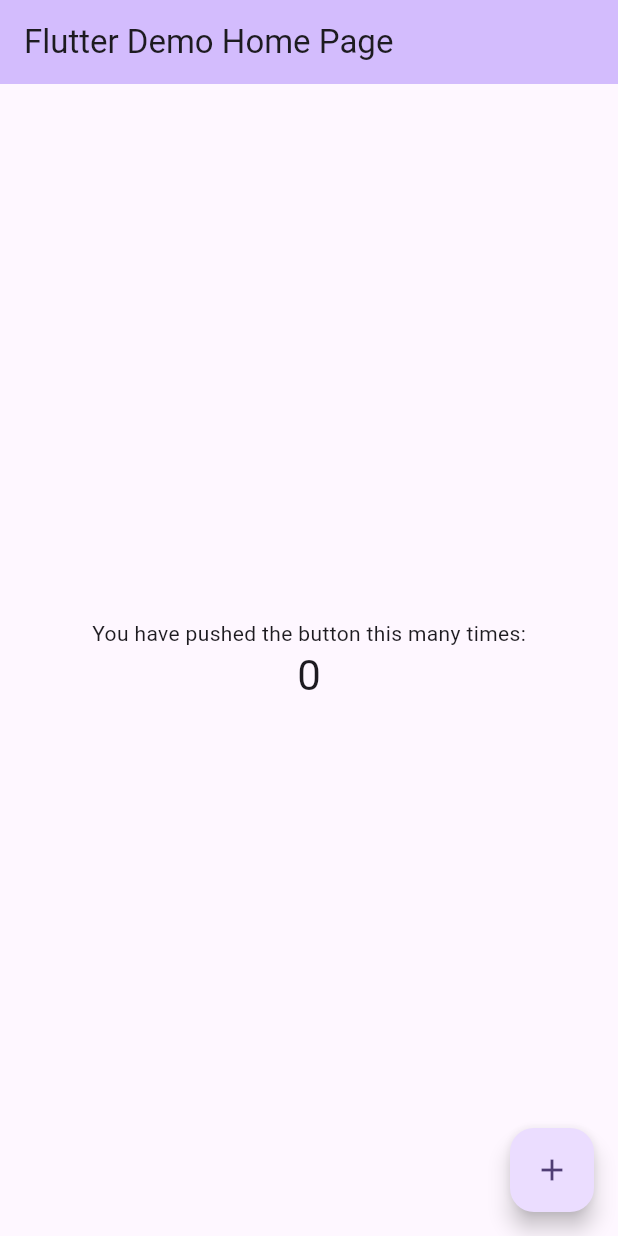
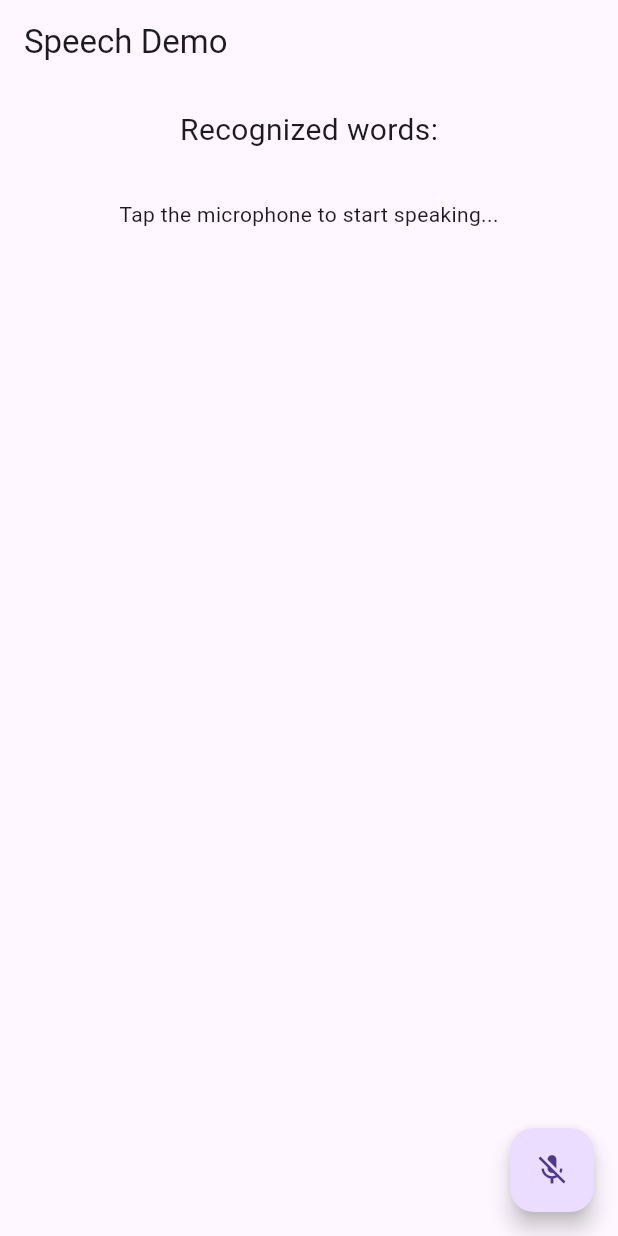
Before and after one commit to DyNamite-TNT-1/speech_to_text_demo, a Flutter app: the screen it shows after launch, on a phone screen of 412 x 824 dp. Run offline on Flutter 3.47's test engine with Material 3 defaults, Android fonts, the phone set to English and light mode, and no system bars; our stand-ins replace speech_to_text.

Commit message:
feat: :sparkles: init add speech_to_text lib

```diff
--- a/lib/main.dart
+++ b/lib/main.dart
@@ -1,4 +1,6 @@
 import 'package:flutter/material.dart';
+import 'package:speech_to_text/speech_recognition_result.dart';
+import 'package:speech_to_text/speech_to_text.dart';
 
 void main() {
   runApp(const MyApp());
@@ -7,119 +9,111 @@ void main() {
 class MyApp extends StatelessWidget {
   const MyApp({super.key});
 
-  // This widget is the root of your application.
   @override
   Widget build(BuildContext context) {
-    return MaterialApp(
+    return const MaterialApp(
       title: 'Flutter Demo',
-      theme: ThemeData(
-        // This is the theme of your application.
-        //
-        // TRY THIS: Try running your application with "flutter run". You'll see
-        // the application has a blue toolbar. Then, without quitting the app,
-        // try changing the seedColor in the colorScheme below to Colors.green
-        // and then invoke "hot reload" (save your changes or press the "hot
-        // reload" button in a Flutter-supported IDE, or press "r" if you used
-        // the command line to start the app).
-        //
-        // Notice that the counter didn't reset back to zero; the application
-        // state is not lost during the reload. To reset the state, use hot
-        // restart instead.
-        //
-        // This works for code too, not just values: Most code changes can be
-        // tested with just a hot reload.
-        colorScheme: ColorScheme.fromSeed(seedColor: Colors.deepPurple),
-        useMaterial3: true,
-      ),
-      home: const MyHomePage(title: 'Flutter Demo Home Page'),
+      home: MyHomePage(),
     );
   }
 }
 
 class MyHomePage extends StatefulWidget {
-  const MyHomePage({super.key, required this.title});
-
-  // This widget is the home page of your application. It is stateful, meaning
-  // that it has a State object (defined below) that contains fields that affect
-  // how it looks.
-
-  // This class is the configuration for the state. It holds the values (in this
-  // case the title) provided by the parent (in this case the App widget) and
-  // used by the build method of the State. Fields in a Widget subclass are
-  // always marked "final".
-
-  final String title;
+  const MyHomePage({Key? key}) : super(key: key);
 
   @override
   State<MyHomePage> createState() => _MyHomePageState();
 }
 
 class _MyHomePageState extends State<MyHomePage> {
-  int _counter = 0;
+  final SpeechToText _speechToText = SpeechToText();
+  bool _speechEnabled = false;
+  String _lastWords = '';
 
-  void _incrementCounter() {
+  @override
+  void initState() {
+    super.initState();
+    _initSpeech();
+  }
+
+  /// This has to happen only once per app
+  void _initSpeech() async {
+    _speechEnabled = await _speechToText.initialize();
+    setState(() {});
+  }
+
+  /// Each time to start a speech recognition session
+  void _startListening() async {
+    await _speechToText.listen(onResult: _onSpeechResult);
+    setState(() {});
+  }
+
+  /// Manually stop the active speech recognition session
+  /// Note that there are also timeouts that each platform enforces
+  /// and the SpeechToText plugin supports setting timeouts on the
+  /// listen method.
+  void _stopListening() async {
+    await _speechToText.stop();
+    setState(() {});
+  }
+
+  /// This is the callback that the SpeechToText plugin calls when
+  /// the platform returns recognized words.
+  void _onSpeechResult(SpeechRecognitionResult result) {
     setState(() {
-      // This call to setState tells the Flutter framework that something has
-      // changed in this State, which causes it to rerun the build method below
-      // so that the display can reflect the updated values. If we changed
-      // _counter without calling setState(), then the build method would not be
-      // called again, and so nothing would appear to happen.
-      _counter++;
+      _lastWords = result.recognizedWords;
     });
   }
 
   @override
   Widget build(BuildContext context) {
-    // This method is rerun every time setState is called, for instance as done
-    // by the _incrementCounter method above.
-    //
-    // The Flutter framework has been optimized to make rerunning build methods
-    // fast, so that you can just rebuild anything that needs updating rather
-    // than having to individually change instances of widgets.
     return Scaffold(
       appBar: AppBar(
-        // TRY THIS: Try changing the color here to a specific color (to
-        // Colors.amber, perhaps?) and trigger a hot reload to see the AppBar
-        // change color while the other colors stay the same.
-        backgroundColor: Theme.of(context).colorScheme.inversePrimary,
-        // Here we take the value from the MyHomePage object that was created by
-        // the App.build method, and use it to set our appbar title.
-        title: Text(widget.title),
+        title: const Text('Speech Demo'),
       ),
       body: Center(
-        // Center is a layout widget. It takes a single child and positions it
-        // in the middle of the parent.
         child: Column(
-          // Column is also a layout widget. It takes a list of children and
-          // arranges them vertically. By default, it sizes itself to fit its
-          // children horizontally, and tries to be as tall as its parent.
-          //
-          // Column has various properties to control how it sizes itself and
-          // how it positions its children. Here we use mainAxisAlignment to
-          // center the children vertically; the main axis here is the vertical
-          // axis because Columns are vertical (the cross axis would be
-          // horizontal).
-          //
-          // TRY THIS: Invoke "debug painting" (choose the "Toggle Debug Paint"
-          // action in the IDE, or press "p" in the console), to see the
-          // wireframe for each widget.
           mainAxisAlignment: MainAxisAlignment.center,
           children: <Widget>[
-            const Text(
-              'You have pushed the button this many times:',
+            Container(
+              padding: const EdgeInsets.all(16),
+              child: const Text(
+                'Recognized words:',
+                style: TextStyle(fontSize: 20.0),
+              ),
             ),
-            Text(
-              '$_counter',
-              style: Theme.of(context).textTheme.headlineMedium,
+            Expanded(
+              child: Container(
+                padding: const EdgeInsets.all(16),
+                child: Column(
+                  children: [
+                    Text(
+                      // If listening isn't active but could be tell the user
+                      // how to start it, otherwise indicate that speech
+                      // recognition is not yet ready or not supported on
+                      // the target device
+                      _speechEnabled
+                          ? 'Tap the microphone to start speaking...'
+                          : 'Speech not available',
+                    ),
+                    Text(
+                      // If listening is active show the recognized words
+                      _speechToText.isListening ? _lastWords : '',
+                    ),
+                  ],
+                ),
+              ),
             ),
           ],
         ),
       ),
       floatingActionButton: FloatingActionButton(
-        onPressed: _incrementCounter,
-        tooltip: 'Increment',
-        child: const Icon(Icons.add),
-      ), // This trailing comma makes auto-formatting nicer for build methods.
+        onPressed:
+            // If not yet listening for speech start, otherwise stop
+            _speechToText.isNotListening ? _startListening : _stopListening,
+        tooltip: 'Listen',
+        child: Icon(_speechToText.isNotListening ? Icons.mic_off : Icons.mic),
+      ),
     );
   }
 }
--- a/pubspec.yaml
+++ b/pubspec.yaml
@@ -35,6 +35,7 @@ dependencies:
   # The following adds the Cupertino Icons font to your application.
   # Use with the CupertinoIcons class for iOS style icons.
   cupertino_icons: ^1.0.2
+  speech_to_text: ^7.0.0
 
 dev_dependencies:
   flutter_test:
```
Also changed, not shown: pubspec.lock, 2 other files.
